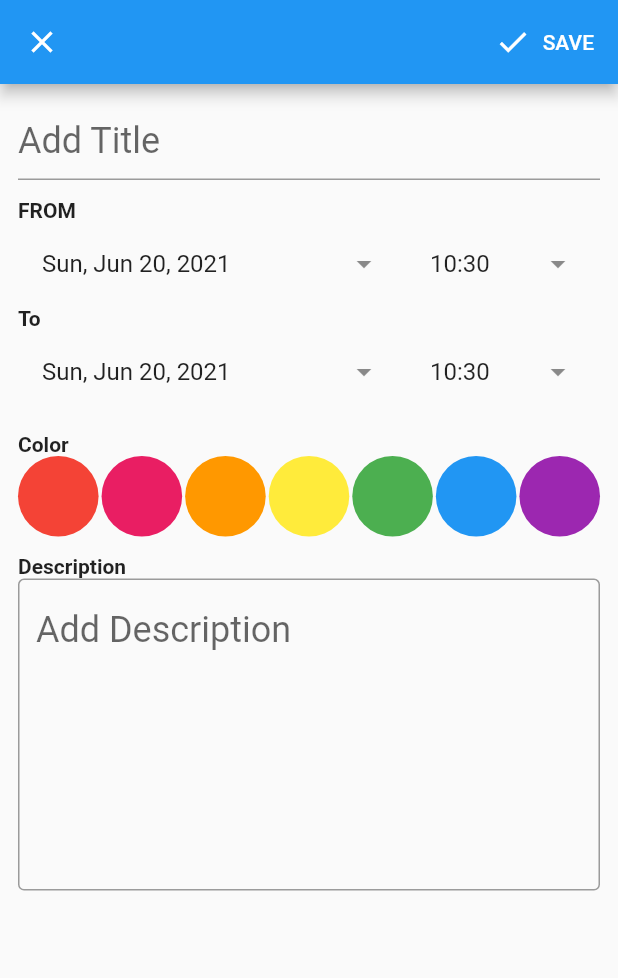
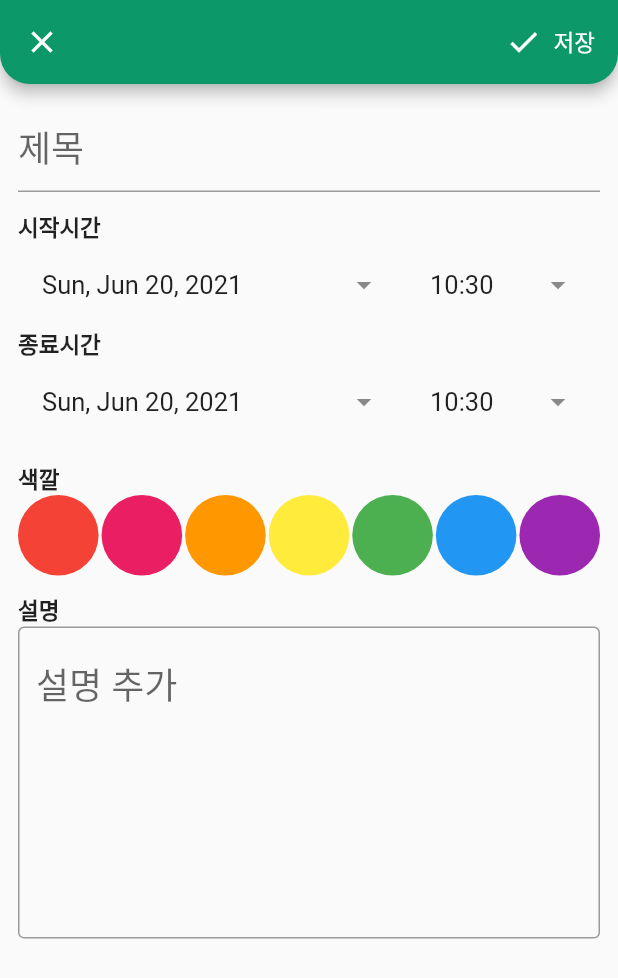
Before and after one commit to Welcome-K-Army/Welcome-K-Army, a Flutter app: the EventViewingPage screen opened directly with empty values, after a tap on the "edit" icon, on a phone screen of 412 x 824 dp. Shown: the top 978 px of the screen. Run offline on Flutter 3.47's test engine with Material 2 defaults, Android fonts, the phone set to English and light mode, and no system bars; our stand-ins replace cached_network_image, charts_flutter, cloud_firestore, firebase_auth, firebase_core, firebase_storage and 7 more; missing offline and left inert: syncfusion_flutter_core, syncfusion_localizations; accounts and stored records are empty.

Commit message:
notice fix

```diff
--- a/lib/page/calendar/event_editing_page.dart
+++ b/lib/page/calendar/event_editing_page.dart
@@ -6,6 +6,8 @@ import 'package:Army/utils.dart';
 
 import 'package:Army/model/calendar/event.dart';
 import 'package:Army/provider/event_provider.dart';
+
+import '../../constants.dart';
 
 class EventEditingPage extends StatefulWidget {
   final Event event;
@@ -80,6 +82,10 @@ class _EventEditingPageState extends State<EventEditingPage> {
     final size = MediaQuery.of(context).size;
     return Scaffold(
       appBar: AppBar(
+        shape: RoundedRectangleBorder(
+            borderRadius: BorderRadius.vertical(
+              bottom: Radius.circular(20),)),
+        backgroundColor: Color(COLOR_PRIMARY),
         leading: CloseButton(),
         actions: buildEditingActions(provider),
       ),
@@ -113,7 +119,7 @@ class _EventEditingPageState extends State<EventEditingPage> {
             saveForm(provider);
           },
           icon: Icon(Icons.done),
-          label: Text('SAVE'),
+          label: Text('저장'),
         )
       ];
 
@@ -121,10 +127,10 @@ class _EventEditingPageState extends State<EventEditingPage> {
         style: TextStyle(fontSize: 24),
         decoration: InputDecoration(
           border: UnderlineInputBorder(),
-          hintText: 'Add Title',
+          hintText: '제목',
         ),
         onFieldSubmitted: (_) => saveForm(provider),
-        validator: (title) => title != null && title.isEmpty ? 'Title cannot be empty' : null,
+        validator: (title) => title != null && title.isEmpty ? '제목은 비어있을 수 없습니다.' : null,
         controller: titleController,
       );
 
@@ -134,7 +140,7 @@ class _EventEditingPageState extends State<EventEditingPage> {
       ]);
 
   Widget buildFrom() => buildHeader(
-        header: "FROM",
+        header: "시작시간",
         child: Row(children: [
           Expanded(
             flex: 2,
@@ -152,7 +158,7 @@ class _EventEditingPageState extends State<EventEditingPage> {
       );
 
   Widget buildTo() => buildHeader(
-        header: "To",
+        header: "종료시간",
         child: Row(children: [
           Expanded(
             flex: 2,
@@ -245,21 +251,21 @@ class _EventEditingPageState extends State<EventEditingPage> {
       );
 
   Widget buildDescription(EventProvider provider) => buildHeader(
-      header: "Description",
+      header: "설명",
       child: TextFormField(
         style: TextStyle(fontSize: 24),
         minLines: 6,
         maxLines: null,
         decoration: InputDecoration(
           border: OutlineInputBorder(),
-          hintText: 'Add Description',
+          hintText: '설명 추가',
         ),
         onFieldSubmitted: (_) => saveForm(provider),
         controller: descriptionController,
       ));
 
   Widget buildColor(Size size) => buildHeader(
-      header: "Color",
+      header: "색깔",
       child: GridView.builder(
         shrinkWrap: true,
         gridDelegate: SliverGridDelegateWithFixedCrossAxisCount(
--- a/lib/page/calendar/event_viewing_page.dart
+++ b/lib/page/calendar/event_viewing_page.dart
@@ -1,6 +1,7 @@
 import 'package:flutter/material.dart';
 import 'package:provider/provider.dart';
 
+import '../../constants.dart';
 import 'event_editing_page.dart';
 import 'package:Army/utils.dart';
 import 'package:Army/model/calendar/event.dart';
@@ -19,6 +20,10 @@ class EventViewingPage extends StatelessWidget {
     final provider = Provider.of<EventProvider>(context);
     return Scaffold(
       appBar: AppBar(
+        shape: RoundedRectangleBorder(
+            borderRadius: BorderRadius.vertical(
+              bottom: Radius.circular(20),)),
+        backgroundColor: Color(COLOR_PRIMARY),
         leading: CloseButton(),
         actions: buildViewingActions(context, event, provider),
       ),
--- a/lib/page/home/home_page.dart
+++ b/lib/page/home/home_page.dart
@@ -186,7 +186,7 @@ class HomePageState extends State<HomePage> {
                     MaterialPageRoute(builder: (context) => NoticeListPage()),
                   );
                 }),
-            ListWithTitleAndDayWidget(headerTile: true, title: "Notice", notices: noticeProvider.notices),
+            ListWithTitleAndDayWidget(headerTile: true, title: "Notice", notices: noticeProvider.notices, infinite: false, maxLines: 3),
           ], // Column children
         ), // Column
       ), // Padding
--- a/lib/page/home/notice_list_page.dart
+++ b/lib/page/home/notice_list_page.dart
@@ -16,7 +16,7 @@ class NoticeListPageState extends State<NoticeListPage> {
     noticeProvider.readNotice();
     return Scaffold(
       appBar: AppBar(title: Text('k army notice')),
-      body: ListWithTitleAndDayWidget(headerTile: false, title: "Notice", notices: noticeProvider.notices),
+      body: ListWithTitleAndDayWidget(headerTile: false, title: "Notice", notices: noticeProvider.notices, infinite: true, maxLines: 0),
     );
   }
 }
--- a/lib/widget/calendar/tasks_widget.dart
+++ b/lib/widget/calendar/tasks_widget.dart
@@ -1,6 +1,7 @@
 import 'package:flutter/material.dart';
 import 'package:provider/provider.dart';
 import 'package:syncfusion_flutter_calendar/calendar.dart';
+
 import 'package:syncfusion_flutter_core/theme.dart';
 
 import 'package:Army/model/calendar/event_data_source.dart';
@@ -24,7 +25,7 @@ class _TasksWidgetState extends State<TasksWidget> {
     if (selectedEvents.isEmpty) {
       return Center(
         child: Text(
-          'No Events found!',
+          '일정이 없습니다!',
           style: TextStyle(color: Colors.black, fontSize: 24),
         ),
       );
@@ -35,6 +36,7 @@ class _TasksWidgetState extends State<TasksWidget> {
         timeTextStyle: TextStyle(fontSize: 16, color: Colors.black),
       ),
       child: SfCalendar(
+
         view: CalendarView.timelineDay,
         dataSource: EventDataSource(provider.events),
         initialDisplayDate: provider.selectedDate,
```
Also changed, not shown: lib/main.dart (+12 -0 lines), lib/mapView/detailView/widget/pdf_viewer_widget.dart (+144 -144 lines), lib/ui/setting/profileScreen.dart (+52 -35 lines), lib/widget/calendar/calendar_widget.dart (+13 -3 lines), lib/widget/home/list_with_title_and_day_widget.dart (+10 -2 lines), pubspec.yaml (+7 -3 lines), pubspec.lock.
